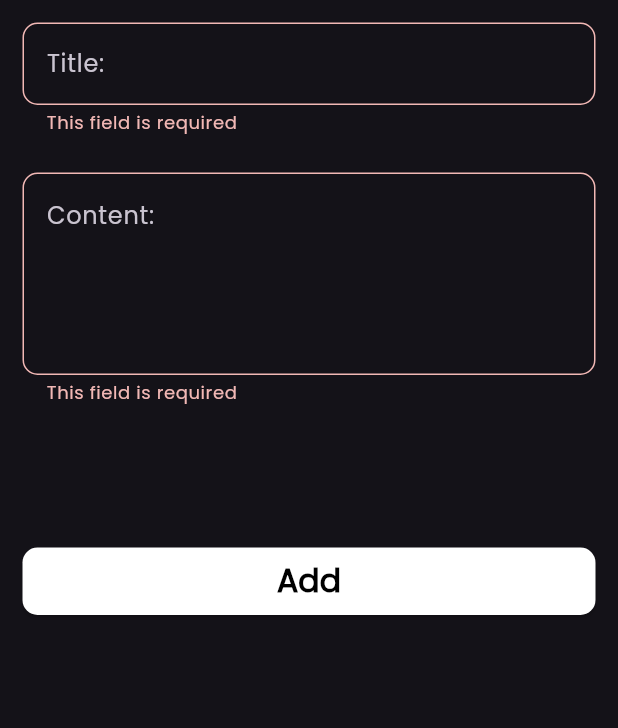
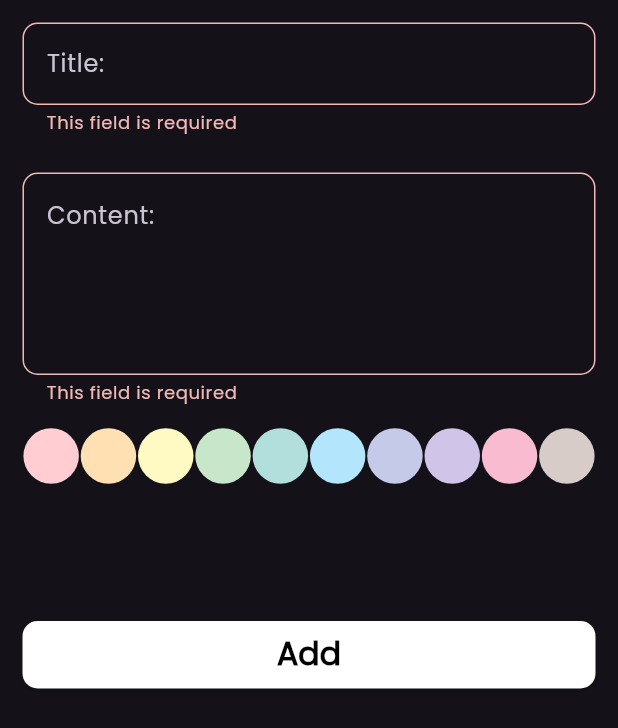
Before and after one commit to Muhammadkhiry/notes_app, a Flutter app: the AddNoteForm widget shown alone on an empty page, opened directly, after a tap on "Add", on a phone screen of 412 x 824 dp. Shown: the top 728 px of the screen. Run offline on Flutter 3.47's test engine with Material 3 defaults, Android fonts, the light colour scheme and no system bars; our stand-ins replace flutter_bloc, hive, hive_flutter; accounts and stored records are empty.

Commit message:
adding the colors balt

```diff
--- a/lib/widgets/add_note_form.dart
+++ b/lib/widgets/add_note_form.dart
@@ -21,7 +21,19 @@ class _AddNoteFormState extends State<AddNoteForm> {
   final subtitleFocusNode = FocusNode();
   bool isLoading = false;
 
-  _AddNoteFormState();
+  final List<int> colors = [
+    const Color(0xFFFFCDD2).value, // Soft Red
+    const Color(0xFFFFE0B2).value, // Soft Orange
+    const Color(0xFFFFF9C4).value, // Soft Yellow
+    const Color(0xFFC8E6C9).value, // Soft Green
+    const Color(0xFFB2DFDB).value, // Soft Teal
+    const Color(0xFFB3E5FC).value, // Soft Blue
+    const Color(0xFFC5CAE9).value, // Soft Indigo
+    const Color(0xFFD1C4E9).value, // Soft Purple
+    const Color(0xFFF8BBD0).value, // Soft Pink
+    const Color(0xFFD7CCC8).value, // Soft Brown
+  ];
+  int? noteColor;
 
   @override
   void dispose() {
@@ -100,8 +112,47 @@ class _AddNoteFormState extends State<AddNoteForm> {
                 ),
               ],
             ),
+            SizedBox(height: 9),
+            SizedBox(
+              height: 50,
+              width: double.infinity,
+              child: Row(
+                mainAxisAlignment: MainAxisAlignment.spaceBetween,
+                children: colors.map((color) {
+                  final isSelected = noteColor == color;
 
-            const SizedBox(height: 95),
+                  return Expanded(
+                    child: GestureDetector(
+                      onTap: () {
+                        setState(() {
+                          noteColor = color;
+                        });
+                      },
+                      child: Stack(
+                        alignment: Alignment.center,
+                        children: [
+                          Container(
+                            height: 37,
+                            width: 37,
+                            decoration: BoxDecoration(
+                              color: Color(color),
+                              shape: BoxShape.circle,
+                            ),
+                          ),
+                          if (isSelected)
+                            const Icon(
+                              Icons.check,
+                              size: 18,
+                              color: Colors.black,
+                            ),
+                        ],
+                      ),
+                    ),
+                  );
+                }).toList(),
+              ),
+            ),
+            const SizedBox(height: 85),
 
             BlocListener<AddNoteCubit, AddNoteState>(
               listener: (BuildContext context, state) {
@@ -129,7 +180,7 @@ class _AddNoteFormState extends State<AddNoteForm> {
                               title: title!,
                               subTitle: subTitle!,
                               date: DateFormat.yMMMEd().format(DateTime.now()),
-                              color: Colors.blue.value,
+                              color: noteColor ?? Colors.cyan.value,
                             );
 
                             BlocProvider.of<AddNoteCubit>(
```
